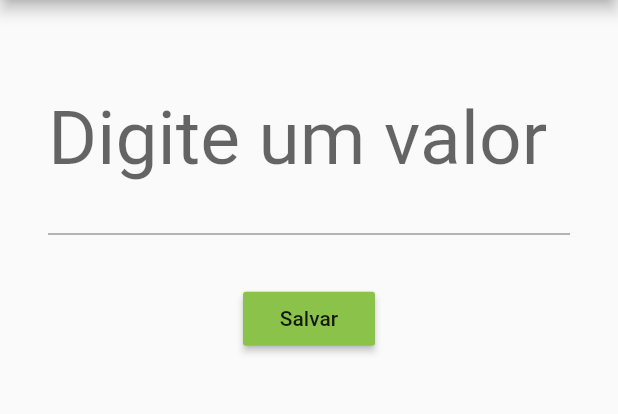
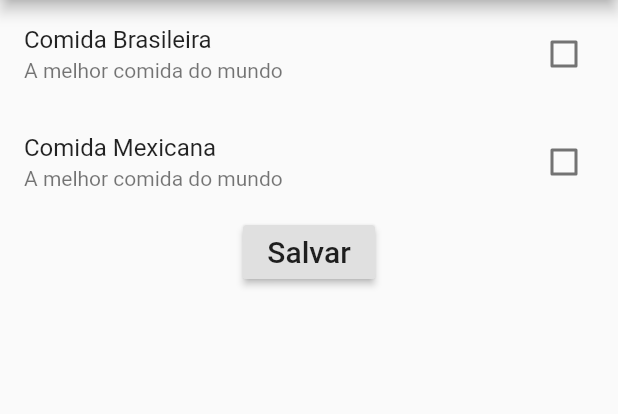
Before and after one commit to luizpaulolppa/flutter-study, a Flutter app: the screen it shows after launch, after a tap on "Salvar", on a phone screen of 412 x 824 dp, the part 84-498 px from its top. Run offline on Flutter 3.47's test engine with Material 2 defaults, Android fonts, the phone set to English and light mode, and no system bars.

Commit message:
add new page to use checkboxes

```diff
--- /dev/null
+++ b/entrada_de_dados/lib/EntradaCheckbox.dart
@@ -0,0 +1,72 @@
+import 'package:flutter/material.dart';
+
+class EntradaCheckbox extends StatefulWidget {
+  const EntradaCheckbox({Key? key}) : super(key: key);
+
+  @override
+  _EntradaCheckboxState createState() => _EntradaCheckboxState();
+}
+
+class _EntradaCheckboxState extends State<EntradaCheckbox> {
+  bool _comidaBrasileira = false;
+  bool _comidaMexicana = false;
+
+  @override
+  Widget build(BuildContext context) {
+    return Scaffold(
+      appBar: AppBar(
+        title: Text("Entrada de dados"),
+      ),
+      body: Container(
+        child: Column(
+          children: [
+            // Text("Comida Brasileira"),
+            // Checkbox(
+            //   value: _estaSelecionado,
+            //   onChanged: (bool? valor) {
+            //     setState(() {
+            //       _estaSelecionado = valor!;
+            //     });
+            //   },
+            // ),
+            CheckboxListTile(
+              title: Text("Comida Brasileira"),
+              subtitle: Text("A melhor comida do mundo"),
+              // activeColor: Colors.red,
+              // selected: true,
+              // secondary: Icon(Icons.add_box),
+              value: _comidaBrasileira,
+              onChanged: (bool? valor) {
+                setState(() {
+                  _comidaBrasileira = valor!;
+                });
+              },
+            ),
+            CheckboxListTile(
+              title: Text("Comida Mexicana"),
+              subtitle: Text("A melhor comida do mundo"),
+              // activeColor: Colors.red,
+              // selected: true,
+              // secondary: Icon(Icons.add_box),
+              value: _comidaMexicana,
+              onChanged: (bool? valor) {
+                setState(() {
+                  _comidaMexicana = valor!;
+                });
+              },
+            ),
+            RaisedButton(
+              child: Text(
+                "Salvar",
+                style: TextStyle(
+                  fontSize: 20,
+                ),
+              ),
+              onPressed: () {},
+            )
+          ],
+        ),
+      ),
+    );
+  }
+}
--- a/entrada_de_dados/lib/main.dart
+++ b/entrada_de_dados/lib/main.dart
@@ -1,10 +1,12 @@
 import 'package:entrada_de_dados/CampoTexto.dart';
 import 'package:flutter/material.dart';
+
+import 'EntradaCheckbox.dart';
 
 void main() {
   runApp(
     MaterialApp(
-      home: CampoTexto(),
+      home: EntradaCheckbox(),
     ),
   );
 }
```
